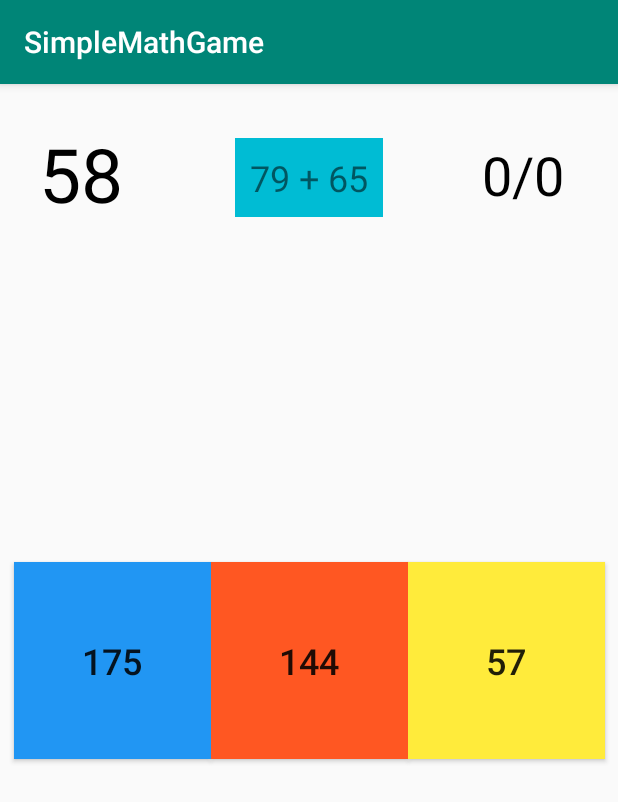
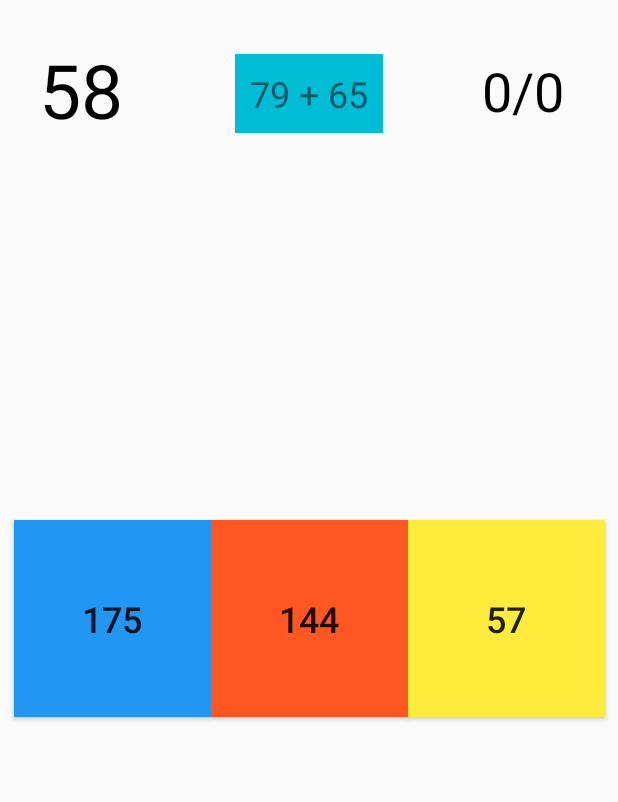
Before and after one commit to Sinc0/AndroidMentalMath, an Android app: the screen it shows after launch (MainActivity), after a tap on "PLAY GAME", on a phone screen of 412 x 824 dp. Shown: the top 802 px of the screen. Run offline under Robolectric (Android 15) with nearby library versions, the phone set to English and light mode, and no system bars.

Commit message:
Multiple - edited targetSdkVersion to 34 - edited compileSdkVersion to 34 - edited minSdkVersion to 24 - edited versionName to 1.0.0 - edited build dependencies to latest version - edited color theme to black - removed action bar - minor structural improvements

```diff
--- a/app/src/main/java/android/example/simplemathgame/MainActivity.java
+++ b/app/src/main/java/android/example/simplemathgame/MainActivity.java
@@ -1,5 +1,8 @@
+/****** namespace ******/
 package android.example.simplemathgame;
 
+
+/****** includes ******/
 import androidx.appcompat.app.AppCompatActivity;
 import android.os.Bundle;
 import android.os.CountDownTimer;
@@ -12,8 +15,18 @@ import java.util.ArrayList;
 import java.util.Random;
 import java.util.logging.ConsoleHandler;
 
+
+/****** main ******/
 public class MainActivity extends AppCompatActivity {
 
+    //variables
+    ArrayList<Integer> answerMathProblem = new ArrayList<>();
+    int locationForCorrectAnswer;
+    int score;
+    int totalQuestions;
+    int guessesCounter;
+
+    //widgets
     Button buttonStart;
     Button buttonNumber1;
     Button buttonNumber2;
@@ -21,19 +34,70 @@ public class MainActivity extends AppCompatActivity {
     TextView textViewMathProblem;
     TextView textViewScore;
     TextView textViewSecondsCounter;
-    ArrayList<Integer> answerMathProblem = new ArrayList<>();
-    int locationForCorrectAnswer;
-    int score;
-    int totalQuestions;
-    int guessesCounter;
     CountDownTimer timer;
     Toast toastTimeIsUp;
     Toast toastWinMessage;
     Toast toastOutOfGuessesMessage;
     Toast toastGuessesLeft;
 
+    //on startup
+    @Override protected void onCreate(Bundle savedInstanceState) {
+        //on create
+        super.onCreate(savedInstanceState);
+
+        //set startup activity
+        setContentView(R.layout.activity_main);
+
+        //widgets
+        buttonStart = findViewById(R.id.buttonStart);
+        buttonNumber1 = findViewById(R.id.buttonNumber1);
+        buttonNumber2 = findViewById(R.id.buttonNumber2);
+        buttonNumber3 = findViewById(R.id.buttonNumber3);
+        textViewMathProblem = findViewById(R.id.textViewMathProblem);
+        textViewScore = findViewById(R.id.textViewScore);
+        textViewSecondsCounter = findViewById(R.id.textViewSecondsCounter);
+
+        //set toast messages
+        toastTimeIsUp = Toast.makeText(getApplicationContext(), "Time is up", Toast.LENGTH_SHORT);
+        toastWinMessage = Toast.makeText(getApplicationContext(), "Success!", Toast.LENGTH_SHORT);
+        toastOutOfGuessesMessage = Toast.makeText(getApplicationContext(), "All Guesses Used", Toast.LENGTH_SHORT);
+        toastGuessesLeft = Toast.makeText(getApplicationContext(), String.valueOf(guessesCounter), Toast.LENGTH_SHORT);
+
+        addQuestion();
+
+        timer = new CountDownTimer(60100, 100)
+        {
+            @Override public void onTick(long millisUntilFinished)
+            {
+                String ticker = String.valueOf(millisUntilFinished / 1000);
+                textViewSecondsCounter.setText(ticker);
+            }
+
+            @Override public void onFinish()
+            {
+                toastTimeIsUp.setGravity(1,0, 160);
+                toastTimeIsUp.show();
+                textViewSecondsCounter.setText("");
+                buttonStart.setVisibility(View.VISIBLE);
+                buttonNumber1.setVisibility(View.INVISIBLE);
+                buttonNumber2.setVisibility(View.INVISIBLE);
+                buttonNumber3.setVisibility(View.INVISIBLE);
+                textViewMathProblem.setVisibility(View.INVISIBLE);
+                textViewSecondsCounter.setVisibility(View.INVISIBLE);
+            }
+        };
+
+    }
+
+    //functions
     public void resetGame()
     {
+        //variables
+        totalQuestions = 0;
+        score = 0;
+        guessesCounter = 25;
+
+        //reset widgets
         toastTimeIsUp.cancel();
         toastOutOfGuessesMessage.cancel();
         toastWinMessage.cancel();
@@ -44,17 +108,17 @@ public class MainActivity extends AppCompatActivity {
         buttonNumber3.setVisibility(View.VISIBLE);
         textViewMathProblem.setVisibility(View.VISIBLE);
         textViewSecondsCounter.setVisibility(View.VISIBLE);
-        totalQuestions = 0;
-        score = 0;
-        guessesCounter = 25;
         textViewScore.setText(Integer.toString(score) + "/" + Integer.toString(totalQuestions));
+
+        //start timer
         timer.start();
     }
 
+
     public void addQuestion()
     {
+        //variables
         Random randomNumber = new Random();
-
         int numberA = randomNumber.nextInt(99);
         int numberB = randomNumber.nextInt(99);
         int correctAnswerNumber = numberA + numberB;
@@ -64,27 +128,27 @@ public class MainActivity extends AppCompatActivity {
         String A = Integer.toString(numberA);
         String B = Integer.toString(numberB);
 
+        //update UI
         textViewMathProblem.setText(A + " + " + B);
-
         locationForCorrectAnswer = randomNumber.nextInt(3);
-
         answerMathProblem.clear();
-
         answerMathProblem.add(wrongAnswerOne); //0
         answerMathProblem.add(wrongAnswerTwo); //1
         answerMathProblem.add(wrongAnswerThree); //2
         answerMathProblem.set(locationForCorrectAnswer, correctAnswerNumber);
-
         buttonNumber1.setText(Integer.toString(answerMathProblem.get(0)));
         buttonNumber2.setText(Integer.toString(answerMathProblem.get(1)));
         buttonNumber3.setText(Integer.toString(answerMathProblem.get(2)));
     }
 
+
     public void onClickAnswer(View v)
     {
+        //variables
         String correctAnswer = Integer.toString(locationForCorrectAnswer);
         String tag = v.getTag().toString();
 
+        //debugging
         Log.i("Tag:", tag + " " + correctAnswer + " " + guessesCounter + " " + totalQuestions);
 
         if (guessesCounter == 1)
@@ -116,7 +180,6 @@ public class MainActivity extends AppCompatActivity {
                 toastGuessesLeft.setText(Integer.toString(guessesCounter) + " Guesses Left");
                 toastGuessesLeft.show();
             }
-
             if (guessesCounter == 1)
             {
                 toastGuessesLeft.setText(Integer.toString(guessesCounter) + " Guess Left");
@@ -137,56 +200,9 @@ public class MainActivity extends AppCompatActivity {
         addQuestion();
     }
 
+
     public void onClickStart(View v)
     {
         resetGame();
     }
-
-    //Main
-    @Override
-    protected void onCreate(Bundle savedInstanceState) {
-        super.onCreate(savedInstanceState);
-        setContentView(R.layout.activity_main);
-
-        buttonStart = findViewById(R.id.buttonStart);
-        buttonNumber1 = findViewById(R.id.buttonNumber1);
-        buttonNumber2 = findViewById(R.id.buttonNumber2);
-        buttonNumber3 = findViewById(R.id.buttonNumber3);
-
-        textViewMathProblem = findViewById(R.id.textViewMathProblem);
-        textViewScore = findViewById(R.id.textViewScore);
-        textViewSecondsCounter = findViewById(R.id.textViewSecondsCounter);
-
-        toastTimeIsUp = Toast.makeText(getApplicationContext(), "Time is up", Toast.LENGTH_SHORT);
-        toastWinMessage = Toast.makeText(getApplicationContext(), "Success!", Toast.LENGTH_SHORT);
-        toastOutOfGuessesMessage = Toast.makeText(getApplicationContext(), "All Guesses Used", Toast.LENGTH_SHORT);
-        toastGuessesLeft = Toast.makeText(getApplicationContext(), String.valueOf(guessesCounter), Toast.LENGTH_SHORT);
-
-        addQuestion();
-
-        timer = new CountDownTimer(60100, 100)
-        {
-            @Override
-            public void onTick(long millisUntilFinished)
-            {
-                String ticker = String.valueOf(millisUntilFinished / 1000);
-                textViewSecondsCounter.setText(ticker);
-            }
-
-            @Override
-            public void onFinish()
-            {
-                toastTimeIsUp.setGravity(1,0, 160);
-                toastTimeIsUp.show();
-                textViewSecondsCounter.setText("");
-                buttonStart.setVisibility(View.VISIBLE);
-                buttonNumber1.setVisibility(View.INVISIBLE);
-                buttonNumber2.setVisibility(View.INVISIBLE);
-                buttonNumber3.setVisibility(View.INVISIBLE);
-                textViewMathProblem.setVisibility(View.INVISIBLE);
-                textViewSecondsCounter.setVisibility(View.INVISIBLE);
-            }
-        };
-
-    }
 }
--- a/app/src/main/res/layout/activity_main.xml
+++ b/app/src/main/res/layout/activity_main.xml
@@ -1,5 +1,7 @@
 <?xml version="1.0" encoding="utf-8"?>
-<androidx.constraintlayout.widget.ConstraintLayout xmlns:android="http://schemas.android.com/apk/res/android"
+
+<androidx.constraintlayout.widget.ConstraintLayout
+    xmlns:android="http://schemas.android.com/apk/res/android"
     xmlns:app="http://schemas.android.com/apk/res-auto"
     xmlns:tools="http://schemas.android.com/tools"
     android:layout_width="match_parent"
@@ -110,5 +112,4 @@
         app:layout_constraintBottom_toBottomOf="parent"
         app:layout_constraintStart_toEndOf="@+id/buttonNumber2"
         app:layout_constraintTop_toTopOf="parent" />
-
 </androidx.constraintlayout.widget.ConstraintLayout>
--- a/app/src/main/res/values/styles.xml
+++ b/app/src/main/res/values/styles.xml
@@ -1,11 +1,8 @@
 <resources>
-
-    <!-- Base application theme. -->
-    <style name="AppTheme" parent="Theme.AppCompat.Light.DarkActionBar">
-        <!-- Customize your theme here. -->
-        <item name="colorPrimary">@color/colorPrimary</item>
-        <item name="colorPrimaryDark">@color/colorPrimaryDark</item>
-        <item name="colorAccent">@color/colorAccent</item>
+    <!-- Customize your theme here. -->
+    <style name="AppTheme" parent="Theme.AppCompat.Light.NoActionBar">
+        <item name="colorPrimary">#000000</item>
+        <item name="colorPrimaryDark">#000000</item>
+        <item name="colorAccent">#000000</item>
     </style>
-
 </resources>
```
Also changed, not shown: app/build.gradle (+21 -14 lines), app/src/main/AndroidManifest.xml (+7 -3 lines).
